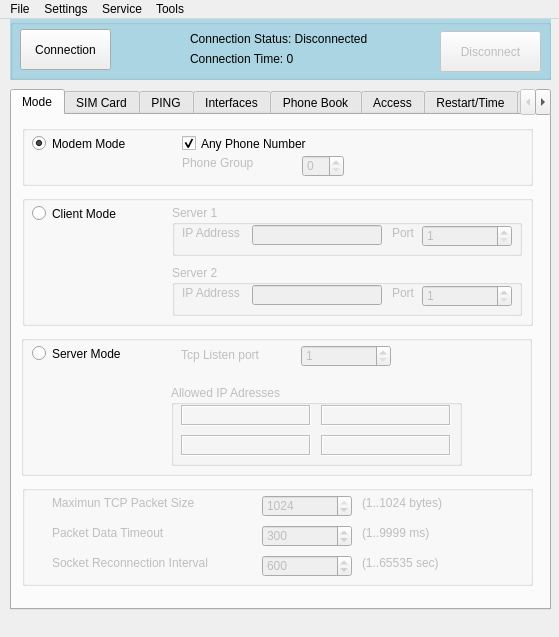
This is mainwindow.ui in nmacs/metcom as Qt 5 draws it before an edit. The edited form follows.
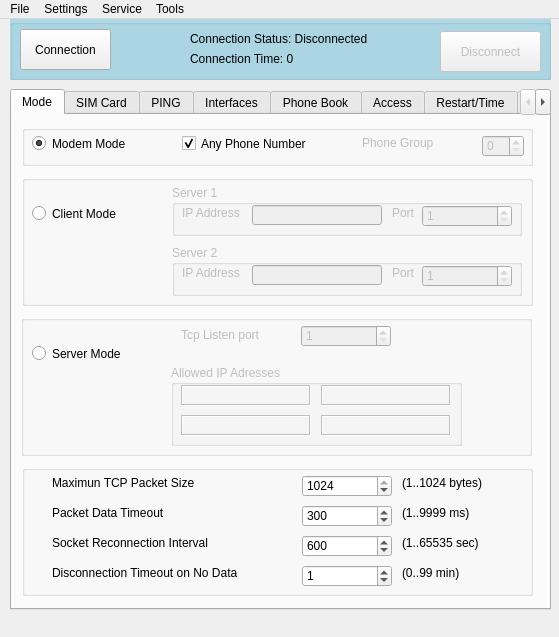
This is the edited form. The open tabs and pages were chosen to show the change. Custom widgets are drawn as their Qt base class.

Diff of the .ui file:
```diff
--- a/mainwindow.ui
+++ b/mainwindow.ui
@@ -65,7 +65,7 @@
         <x>10</x>
         <y>10</y>
         <width>511</width>
-        <height>61</height>
+        <height>41</height>
        </rect>
       </property>
       <property name="title">
@@ -93,8 +93,8 @@
        </property>
        <property name="geometry">
         <rect>
-         <x>160</x>
-         <y>30</y>
+         <x>340</x>
+         <y>10</y>
          <width>111</width>
          <height>16</height>
         </rect>
@@ -109,8 +109,8 @@
        </property>
        <property name="geometry">
         <rect>
-         <x>280</x>
-         <y>30</y>
+         <x>460</x>
+         <y>10</y>
          <width>42</width>
          <height>22</height>
         </rect>
@@ -127,7 +127,7 @@
       <property name="geometry">
        <rect>
         <x>10</x>
-        <y>80</y>
+        <y>60</y>
         <width>511</width>
         <height>131</height>
        </rect>
@@ -292,7 +292,7 @@
       <property name="geometry">
        <rect>
         <x>9</x>
-        <y>220</y>
+        <y>200</y>
         <width>511</width>
         <height>141</height>
        </rect>
@@ -409,14 +409,14 @@
      </widget>
      <widget class="QGroupBox" name="groupModeServerClient">
       <property name="enabled">
-       <bool>false</bool>
+       <bool>true</bool>
       </property>
       <property name="geometry">
        <rect>
         <x>10</x>
-        <y>370</y>
+        <y>350</y>
         <width>511</width>
-        <height>101</height>
+        <height>131</height>
        </rect>
       </property>
       <property name="title">
@@ -427,7 +427,7 @@
         <rect>
          <x>30</x>
          <y>10</y>
-         <width>200</width>
+         <width>250</width>
          <height>16</height>
         </rect>
        </property>
@@ -440,7 +440,7 @@
         <rect>
          <x>30</x>
          <y>40</y>
-         <width>200</width>
+         <width>250</width>
          <height>16</height>
         </rect>
        </property>
@@ -453,7 +453,7 @@
         <rect>
          <x>30</x>
          <y>70</y>
-         <width>200</width>
+         <width>250</width>
          <height>16</height>
         </rect>
        </property>
@@ -464,7 +464,7 @@
       <widget class="QLabel" name="label_17">
        <property name="geometry">
         <rect>
-         <x>340</x>
+         <x>380</x>
          <y>10</y>
          <width>91</width>
          <height>16</height>
@@ -477,7 +477,7 @@
       <widget class="QLabel" name="label_18">
        <property name="geometry">
         <rect>
-         <x>340</x>
+         <x>380</x>
          <y>40</y>
          <width>91</width>
          <height>16</height>
@@ -490,7 +490,7 @@
       <widget class="QLabel" name="label_19">
        <property name="geometry">
         <rect>
-         <x>340</x>
+         <x>380</x>
          <y>70</y>
          <width>91</width>
          <height>16</height>
@@ -503,7 +503,7 @@
       <widget class="QSpinBox" name="MPSZ">
        <property name="geometry">
         <rect>
-         <x>240</x>
+         <x>280</x>
          <y>10</y>
          <width>90</width>
          <height>22</height>
@@ -522,7 +522,7 @@
       <widget class="QSpinBox" name="TRDT">
        <property name="geometry">
         <rect>
-         <x>240</x>
+         <x>280</x>
          <y>40</y>
          <width>90</width>
          <height>22</height>
@@ -541,7 +541,7 @@
       <widget class="QSpinBox" name="SITT">
        <property name="geometry">
         <rect>
-         <x>240</x>
+         <x>280</x>
          <y>70</y>
          <width>90</width>
          <height>22</height>
@@ -557,6 +557,51 @@
         <number>600</number>
        </property>
       </widget>
+      <widget class="QLabel" name="label_26">
+       <property name="geometry">
+        <rect>
+         <x>30</x>
+         <y>100</y>
+         <width>250</width>
+         <height>16</height>
+        </rect>
+       </property>
+       <property name="text">
+        <string>Disconnection Timeout on No Data</string>
+       </property>
+      </widget>
+      <widget class="QLabel" name="label_27">
+       <property name="geometry">
+        <rect>
+         <x>380</x>
+         <y>100</y>
+         <width>91</width>
+         <height>16</height>
+        </rect>
+       </property>
+       <property name="text">
+        <string>(0..99 min)</string>
+       </property>
+      </widget>
+      <widget class="QSpinBox" name="DTAD">
+       <property name="geometry">
+        <rect>
+         <x>280</x>
+         <y>100</y>
+         <width>90</width>
+         <height>22</height>
+        </rect>
+       </property>
+       <property name="minimum">
+        <number>0</number>
+       </property>
+       <property name="maximum">
+        <number>99</number>
+       </property>
+       <property name="value">
+        <number>1</number>
+       </property>
+      </widget>
      </widget>
      <zorder>groupModeServer</zorder>
      <zorder>groupModeClient</zorder>
```
Left out of the diff: 77 changed lines with no effect on the pictures.
